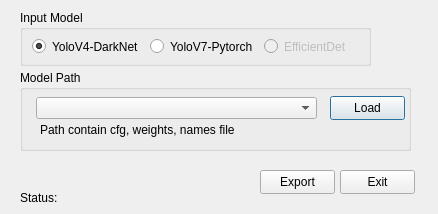
Above: mainwindow.ui from lycaoduong/onnx_export before the change. Below: the same form after it.
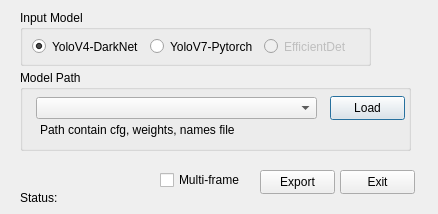
That is the form after the change.

What changed in the file:
```diff
--- a/mainwindow.ui
+++ b/mainwindow.ui
@@ -146,6 +146,19 @@
     <string>Status:</string>
    </property>
   </widget>
+  <widget class="QCheckBox" name="checkBox_batch">
+   <property name="geometry">
+    <rect>
+     <x>160</x>
+     <y>170</y>
+     <width>91</width>
+     <height>20</height>
+    </rect>
+   </property>
+   <property name="text">
+    <string>Multi-frame</string>
+   </property>
+  </widget>
  </widget>
  <resources/>
  <connections/>
```
Left out of the diff: 2 changed lines with no effect on the pictures.
